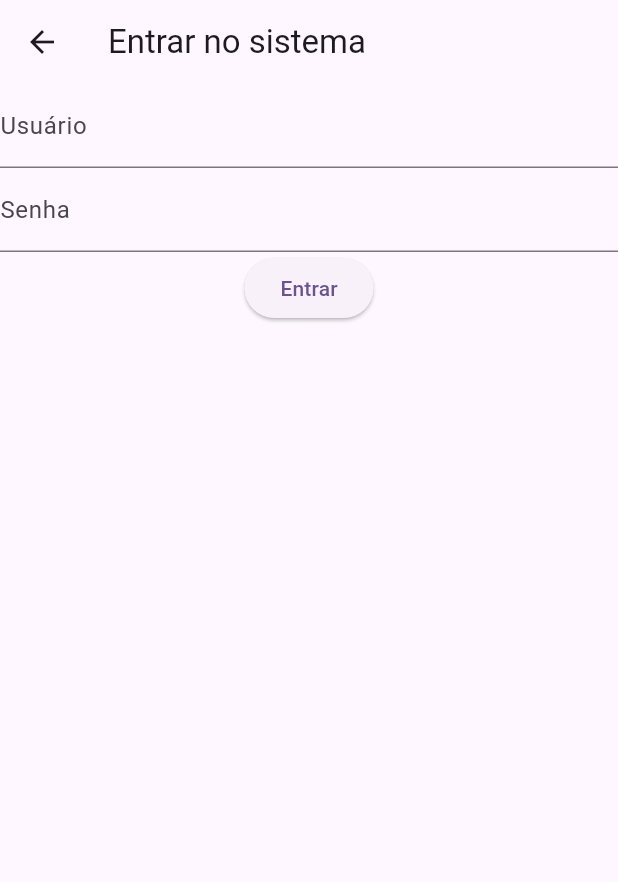
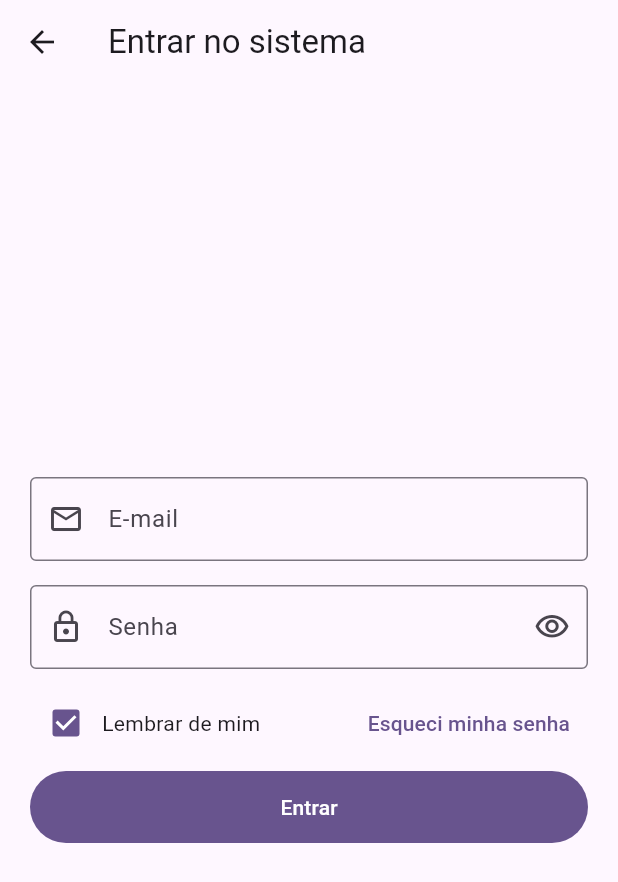
Before and after one commit to RomuloJB/IA-PagHiper, a Flutter app: the WidgetLogin screen opened directly, on a phone screen of 412 x 824 dp. Shown: the top 882 px of the screen. Run offline on Flutter 3.47's test engine with Material 3 defaults, Android fonts, the phone set to English and light mode, and no system bars; our stand-ins replace mask_text_input_formatter, sqflite, sqflite_common_ffi_web; accounts and stored records are empty.

Commit message:
fix | pagina de login

```diff
--- a/flutter_application_1/lib/Componentes/Formularios/form-login.dart
+++ b/flutter_application_1/lib/Componentes/Formularios/form-login.dart
@@ -81,6 +81,8 @@ class _LoginFormState extends State<LoginForm> {
         await Future<void>.delayed(const Duration(milliseconds: 600));
       }
       if (!mounted) return;
+      // Feedback simples de sucesso (se a navegação ocorrer no onSubmit com pushReplacement,
+      // este trecho não será executado porque o widget será desmontado).
       ScaffoldMessenger.of(context).showSnackBar(
         const SnackBar(content: Text('Login realizado com sucesso')),
       );
@@ -110,11 +112,11 @@ class _LoginFormState extends State<LoginForm> {
             TextFormField(
               controller: _emailCtrl,
               focusNode: _emailFocus,
-              decoration: InputDecoration(
+              decoration: const InputDecoration(
                 labelText: 'E-mail',
                 hintText: 'seu@email.com',
-                prefixIcon: const Icon(Icons.email_outlined),
-                border: const OutlineInputBorder(),
+                prefixIcon: Icon(Icons.email_outlined),
+                border: OutlineInputBorder(),
               ),
               keyboardType: TextInputType.emailAddress,
               textInputAction: TextInputAction.next,
--- a/flutter_application_1/lib/Telas/Login/widget_login.dart
+++ b/flutter_application_1/lib/Telas/Login/widget_login.dart
@@ -1,30 +1,61 @@
 import 'package:flutter/material.dart';
-import 'package:flutter_application_1/Componentes/BotaoGenerico/widget_botao.dart';
+import 'package:flutter_application_1/Componentes/Formularios/form-login.dart';
 import 'package:flutter_application_1/Routes/rotas.dart';
 
 class WidgetLogin extends StatelessWidget {
-  const WidgetLogin({key}) : super(key: key);
+  const WidgetLogin({super.key});
+
+  Future<void> _onSubmit(
+    BuildContext context,
+    String email,
+    String password,
+    bool rememberMe,
+  ) async {
+    // TODO: criar nossa propria lógica de autenticação
+    if (email.isEmpty || password.isEmpty) {
+      throw Exception('Preencha e-mail e senha.');
+    }
+
+    // Exemplo: autenticação "ok" -> navega para a Home
+    if (context.mounted) {
+      Navigator.of(context).pushReplacementNamed(Rotas.home);
+    }
+  }
+
+  void _onForgotPassword(BuildContext context) {
+    showDialog<void>(
+      context: context,
+      builder: (ctx) => AlertDialog(
+        title: const Text('Recuperar senha'),
+        content: const Text(
+          'Enviamos um link de recuperação para o seu e-mail (exemplo).',
+        ),
+        actions: [
+          TextButton(
+            onPressed: () => Navigator.of(ctx).pop(),
+            child: const Text('OK'),
+          ),
+        ],
+      ),
+    );
+  }
+
   @override
   Widget build(BuildContext context) {
     return Scaffold(
-      appBar: AppBar(title: Text("Entrar no sistema")),
-      body: Form(
-        child: Column(
-          children: [
-            TextFormField(
-              decoration: InputDecoration(
-                labelText: "Usuário",
-                hintText: "Digite o nome do usuário",
-              ),
+      appBar: AppBar(title: const Text('Entrar no sistema')),
+      body: Center(
+        child: SingleChildScrollView(
+          padding: const EdgeInsets.all(16),
+          child: ConstrainedBox(
+            constraints: const BoxConstraints(maxWidth: 420),
+            child: LoginForm(
+              onSubmit: (email, password, rememberMe) =>
+                  _onSubmit(context, email, password, rememberMe),
+              onForgotPassword: () => _onForgotPassword(context),
+              padding: const EdgeInsets.symmetric(horizontal: 4),
             ),
-            TextFormField(
-              decoration: InputDecoration(
-                labelText: "Senha",
-                hintText: "Digite sua senha",
-              ),
-            ),
-            WidgetBotao(rota: Rotas.home, rotulo: "Entrar"),
-          ],
+          ),
         ),
       ),
     );
```
